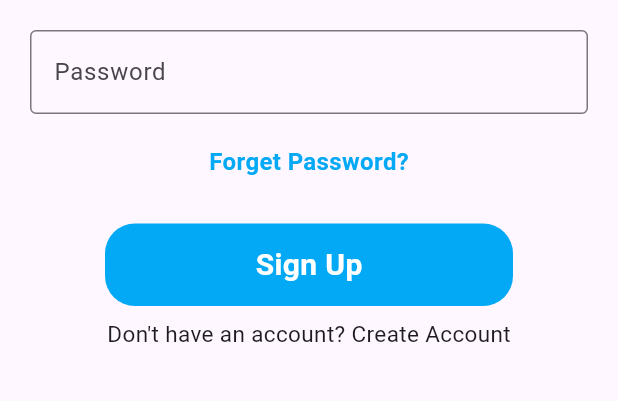
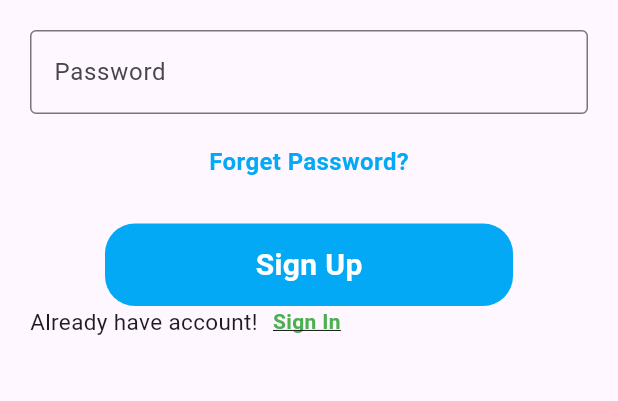
Before and after one commit to Aamirkhan55/firebase_email_auth, a Flutter app: the SignUpScreen widget shown alone on an empty page, opened directly, on a phone screen of 412 x 824 dp, the part 423-824 px from its top. Run offline on Flutter 3.47's test engine with Material 2 defaults, Android fonts, the phone set to English and light mode, and no system bars; our stand-ins replace firebase_auth; accounts and stored records are empty.

Commit message:
FirebaseAuth

```diff
--- a/lib/firbase_email_auth/sign_up.dart
+++ b/lib/firbase_email_auth/sign_up.dart
@@ -1,5 +1,6 @@
 import 'package:firebase_auth/firebase_auth.dart';
 import 'package:firebase_email_auth/firbase_email_auth/auth_success_page.dart';
+import 'package:firebase_email_auth/firbase_email_auth/sign_in.dart';
 import 'package:flutter/material.dart';
 
 class SignUpScreen extends StatefulWidget {
@@ -150,12 +151,24 @@ class _SignUpScreenState extends State<SignUpScreen> {
                 ),
               ),
             ),
-            const Padding(
-              padding: EdgeInsets.all(8.0),
-              child: Text(
-                "Don't have an account? Create Account",
-                style: TextStyle(fontSize: 15),
-              ),
+           Row(
+              children: [
+                const Text(
+                  "Already have account!",
+                  style: TextStyle(fontSize: 15),
+                ),
+                const SizedBox(width: 10),
+                InkWell(
+                  onTap: () {
+                    Navigator.push(context, MaterialPageRoute(builder: (context) => const SignInScreen()));
+                  },
+                child: const Text("Sign In", style: TextStyle(
+                  color: Colors.green, fontWeight: FontWeight.bold,
+                  decoration: TextDecoration.underline
+                ) ,
+            )
+                ),
+              ],
             ),
           ],
         ),
```
Also changed, not shown: lib/main.dart (+12 -110 lines).
